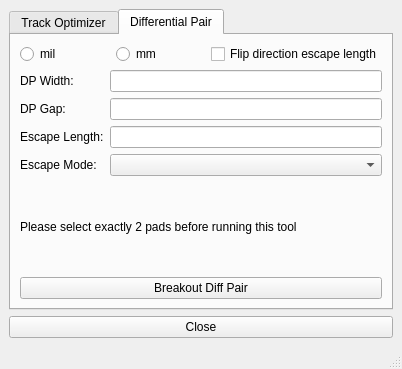
Qt form gui.ui (thanhduongvs/kicad-layer-svg) before a commit.
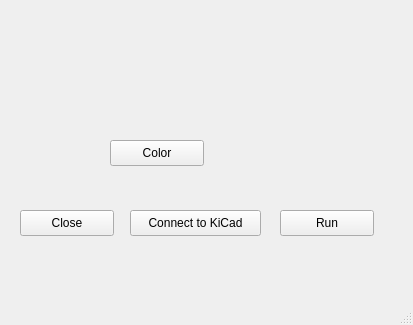
The same form after that commit. The open tabs and pages were chosen to show the change.

```diff
--- a/gui.ui
+++ b/gui.ui
@@ -6,182 +6,66 @@
    <rect>
     <x>0</x>
     <y>0</y>
-    <width>402</width>
-    <height>369</height>
+    <width>413</width>
+    <height>325</height>
    </rect>
   </property>
   <property name="windowTitle">
    <string>MainWindow</string>
   </property>
   <widget class="QWidget" name="centralwidget">
-   <layout class="QGridLayout" name="gridLayout_3">
-    <item row="0" column="0">
-     <layout class="QVBoxLayout" name="verticalLayout">
-      <property name="sizeConstraint">
-       <enum>QLayout::SizeConstraint::SetMinimumSize</enum>
-      </property>
-     </layout>
-    </item>
-    <item row="1" column="0">
-     <widget class="QTabWidget" name="tabWidget">
-      <property name="currentIndex">
-       <number>0</number>
-      </property>
-      <widget class="QWidget" name="tab">
-       <attribute name="title">
-        <string>Track Optimizer</string>
-       </attribute>
-       <layout class="QVBoxLayout" name="verticalLayout_2">
-        <item>
-         <layout class="QVBoxLayout" name="verticalLayout_3">
-          <item>
-           <widget class="QRadioButton" name="radioRemove">
-            <property name="text">
-             <string>Remove stubs track</string>
-            </property>
-           </widget>
-          </item>
-          <item>
-           <widget class="QRadioButton" name="radioMerg">
-            <property name="text">
-             <string>Merging collinear tracks</string>
-            </property>
-           </widget>
-          </item>
-          <item>
-           <widget class="QRadioButton" name="radioTotal">
-            <property name="text">
-             <string>Remove stubs track + Merging collinear tracks</string>
-            </property>
-           </widget>
-          </item>
-          <item>
-           <widget class="QPushButton" name="buttonConnect">
-            <property name="text">
-             <string>Connect to KiCad</string>
-            </property>
-           </widget>
-          </item>
-          <item>
-           <widget class="QPushButton" name="buttonRun">
-            <property name="text">
-             <string>Run</string>
-            </property>
-           </widget>
-          </item>
-         </layout>
-        </item>
-       </layout>
-      </widget>
-      <widget class="QWidget" name="tab_2">
-       <attribute name="title">
-        <string>Differential Pair</string>
-       </attribute>
-       <layout class="QVBoxLayout" name="verticalLayout_5">
-        <item>
-         <layout class="QHBoxLayout" name="horizontalLayout">
-          <item>
-           <widget class="QRadioButton" name="radioMil">
-            <property name="text">
-             <string>mil</string>
-            </property>
-           </widget>
-          </item>
-          <item>
-           <widget class="QRadioButton" name="radioMM">
-            <property name="text">
-             <string>mm</string>
-            </property>
-           </widget>
-          </item>
-          <item>
-           <widget class="QCheckBox" name="checkFlip">
-            <property name="text">
-             <string>Flip direction escape length</string>
-            </property>
-           </widget>
-          </item>
-         </layout>
-        </item>
-        <item>
-         <layout class="QVBoxLayout" name="verticalLayout_4">
-          <item>
-           <layout class="QGridLayout" name="gridLayout">
-            <item row="1" column="1">
-             <widget class="QLineEdit" name="editGap"/>
-            </item>
-            <item row="2" column="0">
-             <widget class="QLabel" name="label_3">
-              <property name="text">
-               <string>Escape Length:</string>
-              </property>
-             </widget>
-            </item>
-            <item row="2" column="1">
-             <widget class="QLineEdit" name="editLength"/>
-            </item>
-            <item row="1" column="0">
-             <widget class="QLabel" name="label_2">
-              <property name="text">
-               <string>DP Gap:</string>
-              </property>
-             </widget>
-            </item>
-            <item row="0" column="1">
-             <widget class="QLineEdit" name="editWidth"/>
-            </item>
-            <item row="0" column="0">
-             <widget class="QLabel" name="label">
-              <property name="text">
-               <string>DP Width:</string>
-              </property>
-             </widget>
-            </item>
-            <item row="3" column="1">
-             <widget class="QComboBox" name="comboMode"/>
-            </item>
-            <item row="3" column="0">
-             <widget class="QLabel" name="label_5">
-              <property name="text">
-               <string>Escape Mode:</string>
-              </property>
-             </widget>
-            </item>
-           </layout>
-          </item>
-          <item>
-           <widget class="QLabel" name="label_4">
-            <property name="font">
-             <font>
-              <bold>false</bold>
-             </font>
-            </property>
-            <property name="text">
-             <string>Please select exactly 2 pads before running this tool</string>
-            </property>
-           </widget>
-          </item>
-          <item>
-           <widget class="QPushButton" name="buttonBreakout">
-            <property name="text">
-             <string>Breakout Diff Pair</string>
-            </property>
-           </widget>
-          </item>
-         </layout>
-        </item>
-       </layout>
-      </widget>
-     </widget>
-    </item>
-    <item row="2" column="0">
-     <widget class="QPushButton" name="buttonClose">
-      <property name="text">
-       <string>Close</string>
-      </property>
-     </widget>
-    </item>
-   </layout>
+   <widget class="QPushButton" name="buttonRun">
+    <property name="geometry">
+     <rect>
+      <x>280</x>
+      <y>210</y>
+      <width>94</width>
+      <height>26</height>
+     </rect>
+    </property>
+    <property name="text">
+     <string>Run</string>
+    </property>
+   </widget>
+   <widget class="QPushButton" name="buttonConnect">
+    <property name="geometry">
+     <rect>
+      <x>130</x>
+      <y>210</y>
+      <width>131</width>
+      <height>26</height>
+     </rect>
+    </property>
+    <property name="text">
+     <string>Connect to KiCad</string>
+    </property>
+   </widget>
+   <widget class="QPushButton" name="buttonClose">
+    <property name="geometry">
+     <rect>
+      <x>20</x>
+      <y>210</y>
+      <width>94</width>
+      <height>26</height>
+     </rect>
+    </property>
+    <property name="text">
+     <string>Close</string>
+    </property>
+   </widget>
+   <widget class="QPushButton" name="buttonColor">
+    <property name="geometry">
+     <rect>
+      <x>110</x>
+      <y>140</y>
+      <width>94</width>
+      <height>26</height>
+     </rect>
+    </property>
+    <property name="text">
+     <string>Color</string>
+    </property>
+   </widget>
   </widget>
   <widget class="QMenuBar" name="menubar">
    <property name="geometry">
```
Left out of the diff: 2 changed lines with no effect on the pictures.
